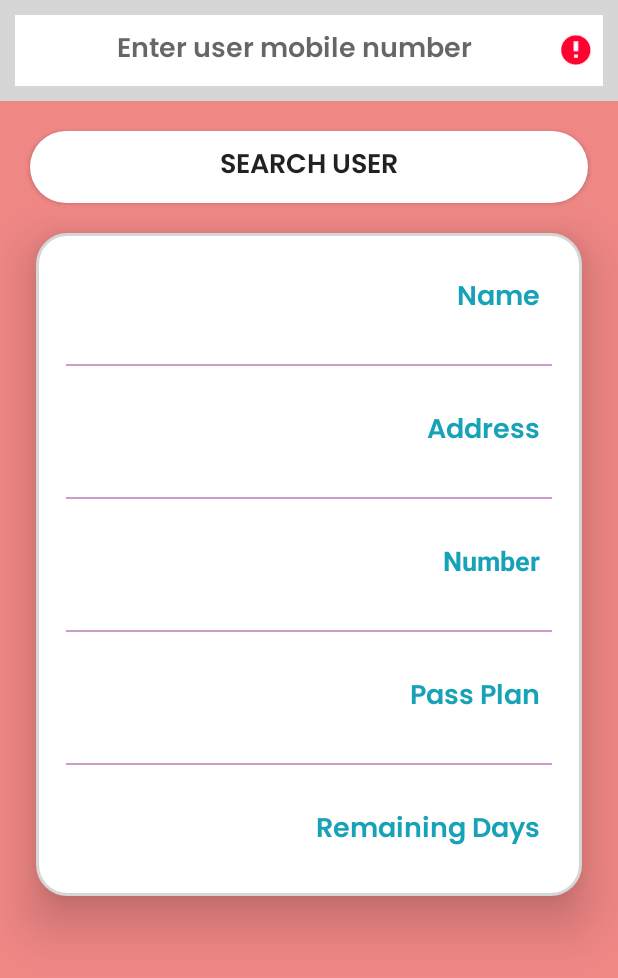
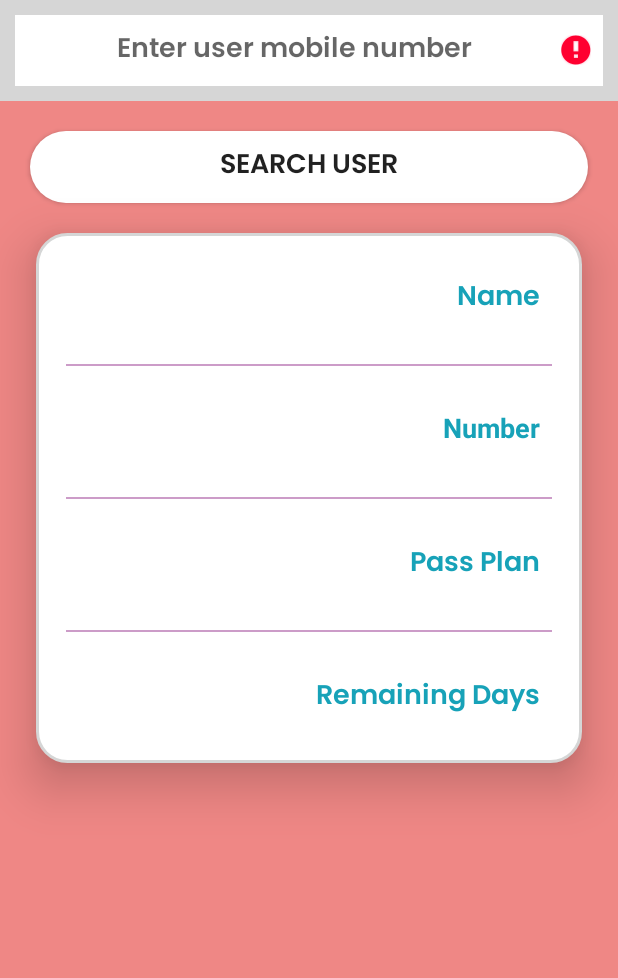
Before and after one commit to ShubhamChougule/BusPass, an Android app: the AddPass screen opened directly, with no data from a screen before it, after a tap on "1 DAY", on a phone screen of 412 x 824 dp. Shown: the top 978 px of the screen. Run offline under Robolectric (Android 15) with nearby library versions, the phone set to English and light mode, and no system bars; our stand-ins replace Firebase (no records; nobody signed in at launch, a user with empty details on screens opened directly); 1 other tap on this screen came first.

Commit message:
last update

```diff
--- a/app/src/main/java/com/example/uspass/AddPass.java
+++ b/app/src/main/java/com/example/uspass/AddPass.java
@@ -23,7 +23,7 @@ public class AddPass extends AppCompatActivity {
 
     Button searchButton, oneDayPassButton, oneWeekPassButton, oneMonthPassButton;
     EditText mobileNumberTextView;
-    TextView profileMobile, profileName, profileAddress , profilePassPlanType, profilePassRemDays;
+    TextView profileMobile, profileName , profilePassPlanType, profilePassRemDays;
     String UserFinalNumber;
 
     LinearLayout addPass;
@@ -45,7 +45,6 @@ public class AddPass extends AppCompatActivity {
 
         profileMobile = findViewById(R.id.number);
         profileName = findViewById(R.id.username);
-        profileAddress = findViewById(R.id.useraddress);
         profilePassPlanType = findViewById(R.id.passPlan);
         profilePassRemDays = findViewById(R.id.remDaysPass);
 
@@ -65,8 +64,6 @@ public class AddPass extends AppCompatActivity {
 
             }
         });
-
-
 
         oneDayPassButton.setOnClickListener(new View.OnClickListener() {
             @Override
@@ -168,7 +165,6 @@ public class AddPass extends AppCompatActivity {
             @Override
             public void onDataChange(@NonNull DataSnapshot snapshot) {
                 String nameFromDB = snapshot.child(UserFinalNumber).child("fullName").getValue(String.class);
-                String addressFromDB = snapshot.child(UserFinalNumber).child("address").getValue(String.class);
                 String passPlanFromDB = snapshot.child(UserFinalNumber).child("passType").getValue(String.class);
                 String remDaysFromDB = snapshot.child(UserFinalNumber).child("passDays").getValue(String.class);
 
@@ -176,7 +172,6 @@ public class AddPass extends AppCompatActivity {
 
                 profileName.setText(nameFromDB);
                 profileMobile.setText(UserFinalNumber);
-                profileAddress.setText(addressFromDB);
                 profilePassPlanType.setText(passPlanFromDB);
                 profilePassRemDays.setText(remDaysFromDB);
             }
--- a/app/src/main/res/layout/activity_about_us.xml
+++ b/app/src/main/res/layout/activity_about_us.xml
@@ -6,6 +6,7 @@
     android:layout_width="match_parent"
     android:layout_height="match_parent"
     android:gravity="center"
+    android:background="@color/mainBackground"
     android:orientation="vertical"
     tools:context=".AboutUs">
 
--- a/app/src/main/res/layout/activity_add_pass.xml
+++ b/app/src/main/res/layout/activity_add_pass.xml
@@ -90,43 +90,7 @@
             android:background="@color/color1" />
 
 
-        <LinearLayout
-            android:layout_width="match_parent"
-            android:layout_height="match_parent"
-            android:layout_margin="10dp"
-            android:orientation="horizontal"
-            android:padding="8dp">
 
-
-            <TextView
-                android:id="@+id/useraddress"
-                android:layout_width="wrap_content"
-                android:layout_height="wrap_content"
-                android:layout_weight="1"
-                android:text="Address"
-                android:fontFamily="@font/poppins_semibold"
-                android:textSize="18sp"
-                android:textStyle="bold" />
-
-            <TextView
-                android:layout_width="wrap_content"
-                android:layout_height="wrap_content"
-                android:layout_weight="1"
-                android:text="Address"
-                android:fontFamily="@font/poppins_semibold"
-                android:textAlignment="textEnd"
-                android:textColor="@color/cyan"
-                android:textSize="18sp"
-                android:textStyle="bold" />
-
-        </LinearLayout>
-
-        <androidx.appcompat.widget.AppCompatImageView
-            android:layout_width="match_parent"
-            android:layout_height="1dp"
-            android:layout_margin="10dp"
-            android:alpha="0.5"
-            android:background="@color/color1" />
 
         <LinearLayout
             android:layout_width="match_parent"
@@ -304,6 +268,46 @@
                 android:text="1 Month"/>
 
         </LinearLayout>
+
+
+        <LinearLayout
+            android:layout_width="match_parent"
+            android:layout_height="wrap_content"
+            android:weightSum="3"
+            android:orientation="horizontal">
+
+            <TextView
+                android:layout_width="wrap_content"
+                android:layout_height="wrap_content"
+                android:textColor="#8692F7"
+                android:fontFamily="@font/poppins_semibold"
+                android:layout_weight="1"
+                android:textAlignment="center"
+                android:textSize="17sp"
+                android:text="Rs.40"/>
+            <TextView
+                android:layout_width="wrap_content"
+                android:layout_height="wrap_content"
+                android:textColor="#8692F7"
+                android:fontFamily="@font/poppins_semibold"
+                android:layout_weight="1"
+                android:textAlignment="center"
+                android:textSize="17sp"
+                android:text="Rs.250"/>
+            <TextView
+                android:layout_width="wrap_content"
+                android:layout_height="wrap_content"
+                android:textColor="#8692F7"
+                android:fontFamily="@font/poppins_semibold"
+                android:layout_weight="1"
+                android:textAlignment="center"
+                android:textSize="17sp"
+                android:text="Rs.750"/>
+
+
+        </LinearLayout>
+
+
     </LinearLayout>
 
 </LinearLayout>
--- a/app/src/main/res/layout/activity_contact_us.xml
+++ b/app/src/main/res/layout/activity_contact_us.xml
@@ -1,12 +1,12 @@
 <?xml version="1.0" encoding="utf-8"?>
 
 
-<LinearLayout
-xmlns:android="http://schemas.android.com/apk/res/android"
+<LinearLayout xmlns:android="http://schemas.android.com/apk/res/android"
     xmlns:app="http://schemas.android.com/apk/res-auto"
     xmlns:tools="http://schemas.android.com/tools"
     android:layout_width="match_parent"
     android:layout_height="match_parent"
+    android:background="@color/mainBackground"
     android:gravity="center"
     android:orientation="vertical"
     tools:context=".ContactUs">
@@ -14,10 +14,10 @@ tools:context=".ContactUs">
     <LinearLayout
         android:layout_width="match_parent"
         android:layout_height="wrap_content"
-    android:orientation="vertical"
-    android:elevation="20dp"
         android:layout_margin="20dp"
         android:background="@drawable/white_background"
+        android:elevation="20dp"
+        android:orientation="vertical"
         android:padding="20dp">
 
         <TextView
@@ -37,15 +37,13 @@ tools:context=".ContactUs">
             app:srcCompat="@drawable/contact" />
 
 
-
-
         <LinearLayout
             android:layout_width="match_parent"
             android:layout_height="wrap_content"
+            android:gravity="center"
+            android:orientation="horizontal"
             android:paddingLeft="20dp"
             android:paddingTop="40dp"
-        android:orientation="horizontal"
-        android:gravity="center"
             android:weightSum="5">
 
             <ImageView
@@ -68,14 +66,13 @@ tools:context=".ContactUs">
         </LinearLayout>
 
 
-
         <LinearLayout
             android:layout_width="match_parent"
             android:layout_height="wrap_content"
+            android:gravity="center"
+            android:orientation="horizontal"
             android:paddingLeft="20dp"
             android:paddingTop="20dp"
-        android:orientation="horizontal"
-        android:gravity="center"
             android:weightSum="5">
 
             <ImageView
@@ -101,10 +98,10 @@ tools:context=".ContactUs">
         <LinearLayout
             android:layout_width="match_parent"
             android:layout_height="wrap_content"
+            android:gravity="center"
+            android:orientation="horizontal"
             android:paddingLeft="20dp"
             android:paddingTop="20dp"
-        android:orientation="horizontal"
-        android:gravity="center"
             android:weightSum="5">
 
             <ImageView
@@ -127,10 +124,7 @@ tools:context=".ContactUs">
         </LinearLayout>
 
 
+    </LinearLayout>
 
 
 </LinearLayout>
-
-
-
-</LinearLayout>
```
Lines whose indentation alone changed are shown as unchanged.
